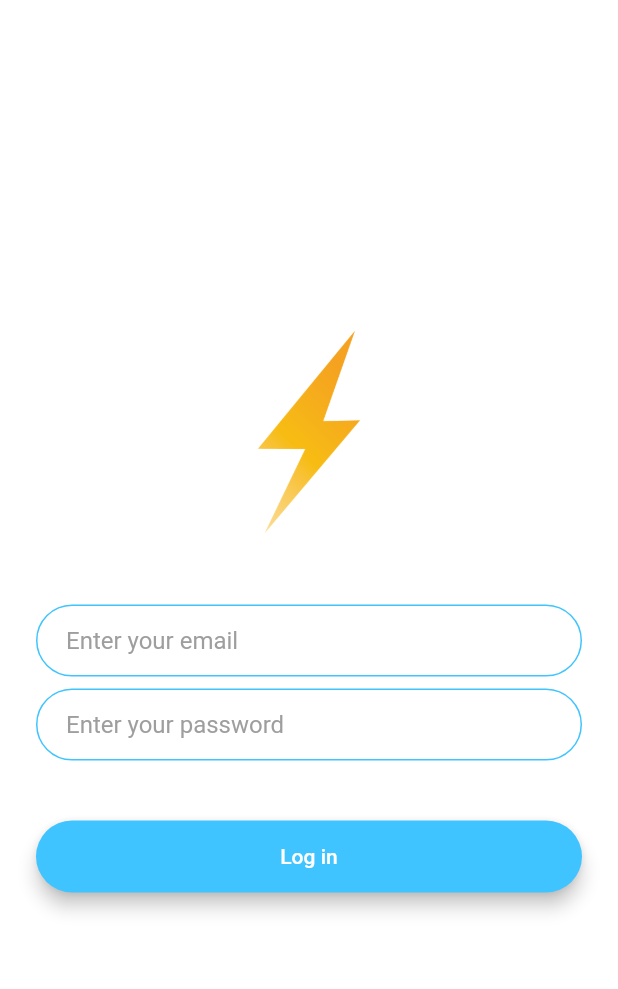
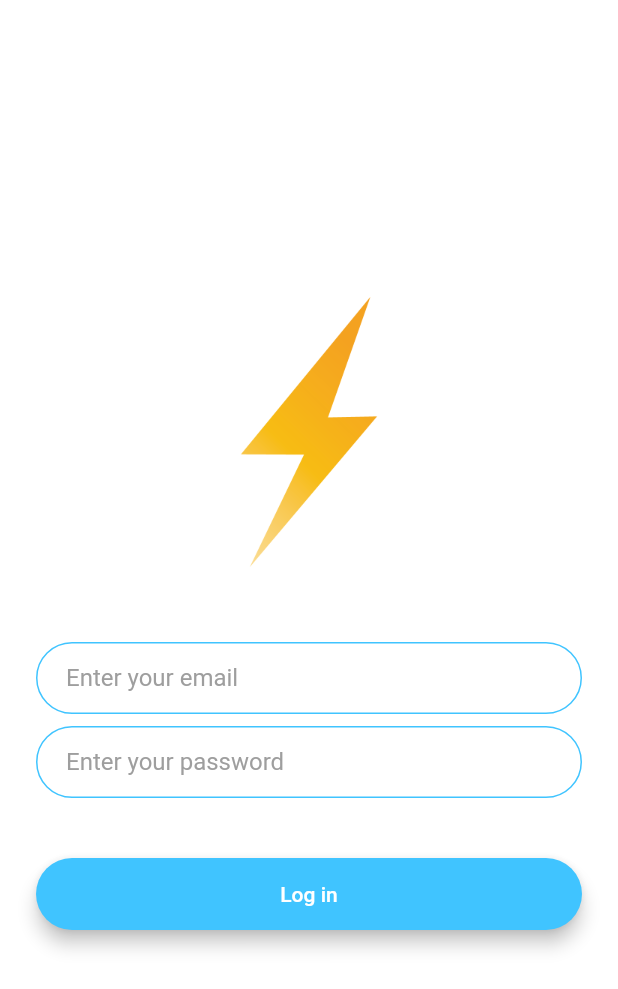
Before and after one commit to KaungThant-Zin/flash_chat, a Flutter app: the LoginScreen screen opened by its route, on a phone screen of 412 x 824 dp. Shown: the top 989 px of the screen. Run offline on Flutter 3.47's test engine with Material 2 defaults, Android fonts, the phone set to English and light mode, and no system bars; drawn by our look-alikes of modal_progress_hud_nsn; our stand-ins replace animated_text_kit, cloud_firestore, firebase_auth, firebase_core; accounts and stored records are empty.

Commit message:
flexible logo

```diff
--- a/lib/screens/login_screen.dart
+++ b/lib/screens/login_screen.dart
@@ -30,11 +30,13 @@ class _LoginScreenState extends State<LoginScreen> {
             mainAxisAlignment: MainAxisAlignment.center,
             crossAxisAlignment: CrossAxisAlignment.stretch,
             children: <Widget>[
-              Hero(
-                tag: 'logo',
-                child: SizedBox(
-                  height: 150.0,
-                  child: Image.asset('images/logo.png'),
+              Flexible(
+                child: Hero(
+                  tag: 'logo',
+                  child: SizedBox(
+                    height: 200.0,
+                    child: Image.asset('images/logo.png'),
+                  ),
                 ),
               ),
               const SizedBox(
```
Also changed, not shown: lib/screens/registration_screen.dart (+7 -5 lines).
